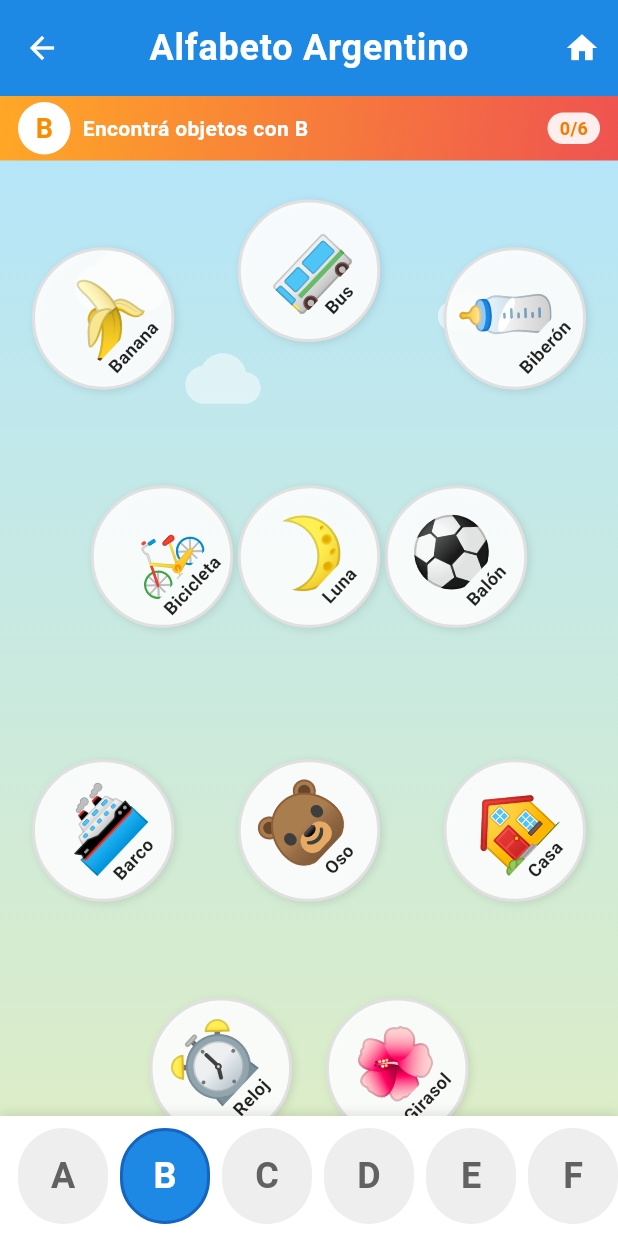
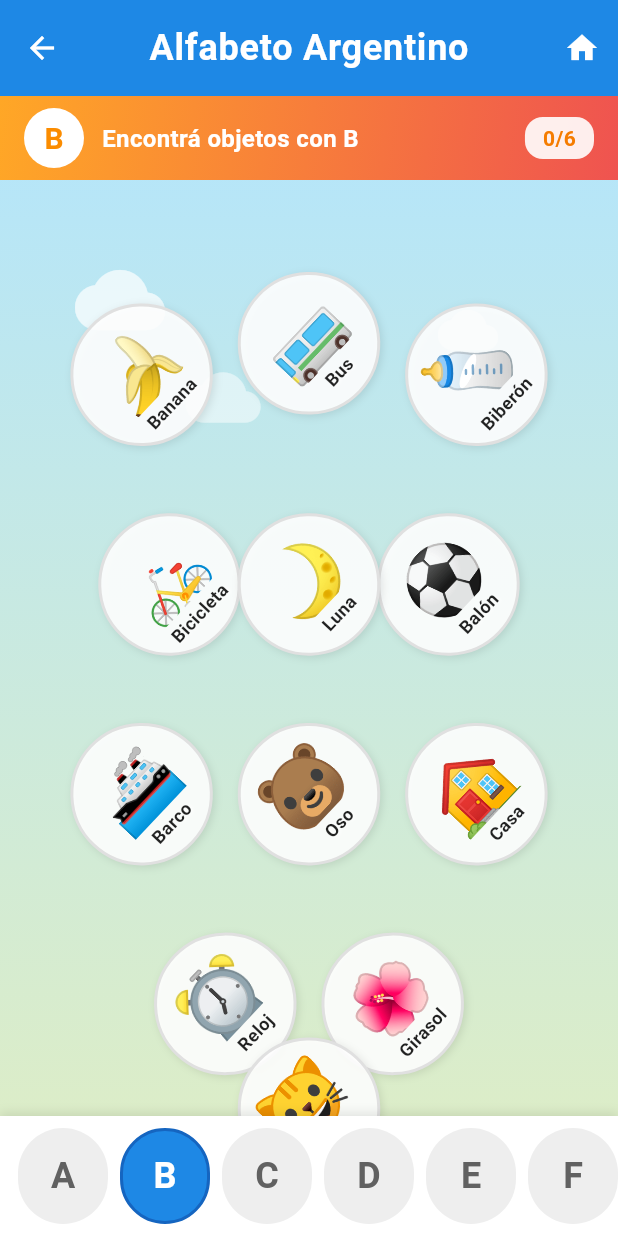
Before and after one commit to JiDomusic/letrasciudad, a Flutter app: the AlphabetMainScreen screen opened by its route, on a phone screen of 412 x 824 dp. Run offline on Flutter 3.47's test engine with Material 3 defaults, Android fonts, the phone set to English and light mode, and no system bars; our stand-ins replace animated_text_kit, flutter_tts; statements that could not run were skipped.

Commit message:
22de agosto 23 04:00 12:30

```diff
--- a/lib/games/scattered_objects_game.dart
+++ b/lib/games/scattered_objects_game.dart
@@ -382,7 +382,7 @@ class _ScatteredObjectsGameState extends State<ScatteredObjectsGame>
 
   Widget _buildHeader(bool isCompleted) {
     return Container(
-      padding: const EdgeInsets.symmetric(horizontal: 12, vertical: 4), // Reducir padding
+      padding: const EdgeInsets.symmetric(horizontal: 16, vertical: 8), // Aumentar padding para móvil
       decoration: BoxDecoration(
         gradient: LinearGradient(
           colors: [Colors.orange[400]!, Colors.red[400]!],
@@ -391,12 +391,12 @@ class _ScatteredObjectsGameState extends State<ScatteredObjectsGame>
         ),
       ),
       child: SafeArea(
-        bottom: false, // No reservar espacio inferior en SafeArea
+        bottom: false,
         child: Row(
           children: [
             Container(
-              width: 35, // Reducir tamaño
-              height: 35,
+              width: 40, // Tamaño adecuado para móvil
+              height: 40,
               decoration: const BoxDecoration(
                 color: Colors.white,
                 shape: BoxShape.circle,
@@ -406,25 +406,25 @@ class _ScatteredObjectsGameState extends State<ScatteredObjectsGame>
                   _currentLetter,
                   style: TextStyle(
                     color: Colors.orange[600],
-                    fontSize: 18, // Reducir tamaño fuente
+                    fontSize: 20,
                     fontWeight: FontWeight.bold,
                   ),
                 ),
               ),
             ),
-            const SizedBox(width: 8), // Reducir espacio
+            const SizedBox(width: 12), // Mejor espacio
             Expanded(
               child: Text(
                 'Encontrá objetos con $_currentLetter',
                 style: const TextStyle(
-                  fontSize: 14, // Reducir tamaño fuente
+                  fontSize: 16,
                   fontWeight: FontWeight.bold,
                   color: Colors.white,
                 ),
               ),
             ),
             Container(
-              padding: const EdgeInsets.symmetric(horizontal: 8, vertical: 2), // Reducir padding
+              padding: const EdgeInsets.symmetric(horizontal: 12, vertical: 4),
               decoration: BoxDecoration(
                 color: Colors.white.withValues(alpha: 0.9),
                 borderRadius: BorderRadius.circular(12),
@@ -432,7 +432,7 @@ class _ScatteredObjectsGameState extends State<ScatteredObjectsGame>
               child: Text(
                 '${_foundObjects.length}/${_totalTargets}',
                 style: TextStyle(
-                  fontSize: 12, // Reducir tamaño fuente
+                  fontSize: 14,
                   fontWeight: FontWeight.bold,
                   color: Colors.orange[700],
                 ),
@@ -445,37 +445,37 @@ class _ScatteredObjectsGameState extends State<ScatteredObjectsGame>
   }
 
   Widget _buildScatteredObjectsArea(Size screenSize) {
-    // Reducir drasticamente las áreas reservadas para maximizar espacio de juego
+    // Aumentar márgenes para evitar que los objetos toquen los bordes
     final safeAreaTop = MediaQuery.of(context).padding.top;
-    final reducedHeaderSpace = 10.0; // Reducir espacio del header
-    final reducedBottomSpace = 20.0; // Reducir espacio inferior
-    final reducedMargin = 10.0; // Reducir márgenes laterales
+    final headerSpace = 25.0; // Más espacio del header
+    final bottomSpace = 100.0; // Más espacio inferior para la barra del alfabeto
+    final sideMargin = 20.0; // Más márgenes laterales
 
-    // Área de juego disponible (máximo espacio posible)
-    final gameAreaTop = safeAreaTop + reducedHeaderSpace;
-    final gameAreaBottom = screenSize.height - reducedBottomSpace;
-    final gameAreaLeft = reducedMargin;
-    final gameAreaRight = screenSize.width - reducedMargin;
+    // Área de juego disponible con márgenes seguros
+    final gameAreaTop = safeAreaTop + headerSpace;
+    final gameAreaBottom = screenSize.height - bottomSpace;
+    final gameAreaLeft = sideMargin;
+    final gameAreaRight = screenSize.width - sideMargin;
 
     final gameWidth = gameAreaRight - gameAreaLeft;
     final gameHeight = gameAreaBottom - gameAreaTop;
 
-    // Redistribución optimizada con más espacio y mejor accesibilidad táctil
+    // Redistribución con mejor separación y alejados de los bordes
     final positions = [
-      const Offset(0.15, 0.12),  // Objeto 1 - más cerca del borde
-      const Offset(0.5, 0.08),   // Objeto 2 - parte superior central
-      const Offset(0.85, 0.12),  // Objeto 3 - más cerca del borde derecho
-      const Offset(0.25, 0.32),  // Objeto 4 - izquierda centro, más separado
-      const Offset(0.75, 0.32),  // Objeto 5 - derecha centro, más separado
-      const Offset(0.15, 0.55),  // Objeto 6 - izquierda inferior
+      const Offset(0.20, 0.15),  // Objeto 1 - alejado del borde superior izquierdo
+      const Offset(0.50, 0.12),  // Objeto 2 - parte superior central
+      const Offset(0.80, 0.15),  // Objeto 3 - alejado del borde superior derecho
+      const Offset(0.25, 0.35),  // Objeto 4 - izquierda centro, mejor separado
+      const Offset(0.75, 0.35),  // Objeto 5 - derecha centro, mejor separado
+      const Offset(0.20, 0.55),  // Objeto 6 - izquierda inferior, alejado del borde
 
-      // Distractores con mejor distribución y separación
-      const Offset(0.5, 0.32),   // Distractor 1 - centro
-      const Offset(0.5, 0.55),   // Distractor 2 - centro inferior
-      const Offset(0.85, 0.55),  // Distractor 3 - derecha inferior
-      const Offset(0.35, 0.75),  // Distractor 4 - centro-izquierda muy inferior
-      const Offset(0.65, 0.75),  // Distractor 5 - centro-derecha muy inferior
-      const Offset(0.5, 0.90),   // Distractor 6 - centro muy inferior
+      // Distractores con mejor distribución y alejados de bordes
+      const Offset(0.50, 0.35),  // Distractor 1 - centro
+      const Offset(0.50, 0.55),  // Distractor 2 - centro inferior
+      const Offset(0.80, 0.55),  // Distractor 3 - derecha inferior, alejado del borde
+      const Offset(0.35, 0.75),  // Distractor 4 - centro-izquierda inferior
+      const Offset(0.65, 0.75),  // Distractor 5 - centro-derecha inferior
+      const Offset(0.50, 0.85),  // Distractor 6 - centro inferior, alejado del borde
     ];
 
     return Stack(
```
Also changed, not shown: lib/screens/interactive_letter_games_screen.dart (+19 -19 lines), 1 other file.
